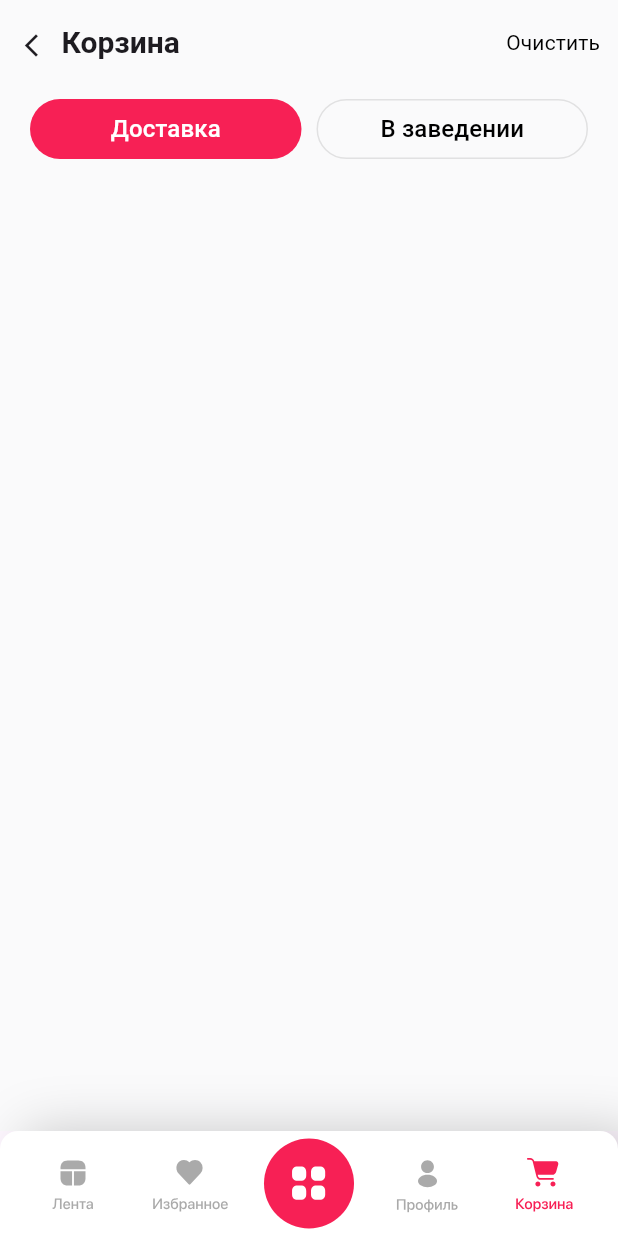
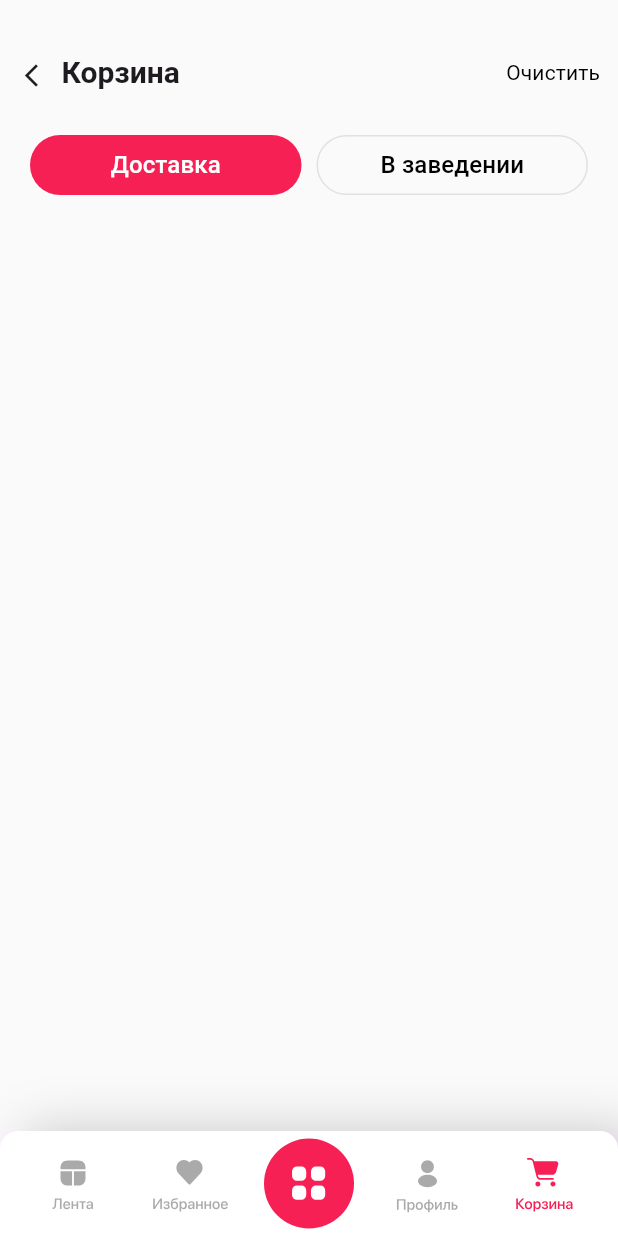
Before and after one commit to bakberdy/malina, a Flutter app: the FoodCartScreen screen opened by its route, on a phone screen of 412 x 824 dp. Run offline on Flutter 3.47's test engine with Material 3 defaults, Android fonts, the phone set to English and light mode, and no system bars; our stand-ins replace auto_route, bloc, bot_toast, equatable, flutter_bloc, flutter_svg and 1 more; missing offline and left inert: qr_code_scanner_plus.

```diff
--- a/lib/core/blocs/qr_bloc/qr_bloc.dart
+++ b/lib/core/blocs/qr_bloc/qr_bloc.dart
@@ -14,7 +14,7 @@ class QrBloc extends Bloc<QrEvent, QrState> {
         final product = ProductModel.fromJson(jsonDecode(event.qrData) as Map<String, dynamic>);
         emit(QrScanned(product: product));
       }catch(e){
-        emit(QrError('Возникли ошибки, или QR неверный ${e}'));
+        emit(QrError('Возникли ошибки, или QR неверный'));
       }
     });
     on<RefreshQR>((event, emit) {
--- a/lib/ui/screens/food_cart_screen.dart
+++ b/lib/ui/screens/food_cart_screen.dart
@@ -2,46 +2,22 @@ import 'package:auto_route/auto_route.dart';
 import 'package:flutter/material.dart';
 import 'package:flutter_bloc/flutter_bloc.dart';
 import 'package:malina/core/core.dart';
-import 'package:malina/core/models/product_model.dart';
 import 'package:malina/ui/widgets/cart_listview.dart';
 import 'package:malina/ui/widgets/custom_app_bar.dart';
 import 'package:malina/ui/widgets/select_food_status.dart';
 
 @RoutePage()
 class FoodCartScreen extends StatelessWidget {
-  FoodCartScreen({super.key});
-
-  final products = [
-    ProductModel(
-        category: 'Bellagio Coffee',
-        name: 'Том ям',
-        description: 'Пицца с соусом том ям 230 гр',
-        price: 250,
-        pictureUrl:
-            'https://th.bing.com/th/id/R.6025cd217f7bd62c40859c33e3a01c03?rik=IFaOVth3KQAn6A&riu=http%3a%2f%2fpngimg.com%2fuploads%2fpizza%2fpizza_PNG7151.png&ehk=3DdwUhkb8np6LcabfaOep%2fLzLk19VXmGTmaZbJcfSE0%3d&risl=&pid=ImgRaw&r=0', isFood: true),
-  ProductModel(
-        category: 'Bellagio Coffee',
-        name: 'Том ям 2',
-        description: 'Пицца с соусом том ям 230 гр',
-        price: 250, isFood: true,
-
-        pictureUrl:
-            'https://th.bing.com/th/id/R.6025cd217f7bd62c40859c33e3a01c03?rik=IFaOVth3KQAn6A&riu=http%3a%2f%2fpngimg.com%2fuploads%2fpizza%2fpizza_PNG7151.png&ehk=3DdwUhkb8np6LcabfaOep%2fLzLk19VXmGTmaZbJcfSE0%3d&risl=&pid=ImgRaw&r=0'),
-  ProductModel(
-        category: 'Bellagio Coffee',
-        name: 'Том ям 3',
-        description: 'Пицца с соусом том ям 230 гр',
-        price: 250, isFood: true,
-        pictureUrl:
-            'https://th.bing.com/th/id/R.6025cd217f7bd62c40859c33e3a01c03?rik=IFaOVth3KQAn6A&riu=http%3a%2f%2fpngimg.com%2fuploads%2fpizza%2fpizza_PNG7151.png&ehk=3DdwUhkb8np6LcabfaOep%2fLzLk19VXmGTmaZbJcfSE0%3d&risl=&pid=ImgRaw&r=0'),
-  ];
+  const FoodCartScreen({super.key});
 
   @override
   Widget build(BuildContext context) {
     return Scaffold(
         backgroundColor: AppColors.bgColor,
         appBar: CustomAppBar(
-          onClearTap: () {},
+          onClearTap: () {
+            context.read<CartBloc>().add(ClearFoodCart());
+          },
         ),
         body: SingleChildScrollView(
           child: Padding(
@@ -72,12 +48,10 @@ class FoodCartScreen extends StatelessWidget {
                   height: 15,
                 ),
                 BlocBuilder<CartBloc, CartBlocState>(
-
                   builder: (context, state) {
                     if (state is! CartBlocLoaded) return SizedBox();
                     Map<String, List<Map<ProductModel, int>>> foodCart =
                         state.foodCart;
-                print('Food screen'+foodCart.toString());
                     return ListView.builder(
                       physics: NeverScrollableScrollPhysics(),
                       shrinkWrap: true,
@@ -86,7 +60,6 @@ class FoodCartScreen extends StatelessWidget {
                         String category = foodCart.keys.elementAt(index);
                         List<Map<ProductModel, int>> products =
                             foodCart[category] ?? [];
-                                       print('key: ${category} ${products}');
                         return CartListView(
                           products: products,
                           isFoodCart: true,
@@ -96,7 +69,9 @@ class FoodCartScreen extends StatelessWidget {
                     );
                   },
                 ),
-                SizedBox(height: 50,),
+                SizedBox(
+                  height: 50,
+                ),
               ],
             ),
           ),
--- a/lib/ui/widgets/custom_app_bar.dart
+++ b/lib/ui/widgets/custom_app_bar.dart
@@ -12,7 +12,9 @@ final VoidCallback onClearTap;
   @override
   Widget build(BuildContext context) {
 
-    return AppBar(
+    return Padding(
+      padding: EdgeInsets.only(top: 20),
+      child: AppBar(
         leadingWidth: 25,
         elevation: 0,
         scrolledUnderElevation: 0,
@@ -24,12 +26,16 @@ final VoidCallback onClearTap;
               context.router.navigate(HomeRoute());
             }
           },
+          child: SizedBox(
+            height: 25,
+            width: 25,
             child: Padding(
               padding: const EdgeInsets.only(left: 12, top: 5),
               child: SizedBox(
                 child: Icon(
                   Icons.arrow_back_ios_new_sharp,
                   size: 18,
+                ),
               ),
             ),
           ),
@@ -49,9 +55,10 @@ final VoidCallback onClearTap;
           'Корзина',
           style: TextStyle(fontWeight: FontWeight.w700, fontSize: 20),
         ),
+      ),
     );
   }
 
   @override
-  Size get preferredSize => const Size.fromHeight(kToolbarHeight);
+  Size get preferredSize => const Size.fromHeight(80);
 }
--- a/lib/ui/widgets/custom_bottom_navigation_bar.dart
+++ b/lib/ui/widgets/custom_bottom_navigation_bar.dart
@@ -81,7 +81,6 @@ class CustomBottomNavigationBar extends StatelessWidget {
         index: 3,
       ),
       shape: RoundedRectangleBorder(
-        // Applies rounded corners to the whole menu
         borderRadius: BorderRadius.circular(50),
       ),
       itemBuilder: (context) {
@@ -89,7 +88,7 @@ class CustomBottomNavigationBar extends StatelessWidget {
           PopupMenuItem(
             value: 3,
             child: SizedBox(
-              width: 60, // Sets the width of the menu item
+              width: 60,
               child: _buildNavItem(foodItemIcon,
                   index: 3, disabled: false, isTransparent: true),
             ),
--- a/lib/ui/widgets/select_food_status.dart
+++ b/lib/ui/widgets/select_food_status.dart
@@ -1,6 +1,4 @@
-
 import 'package:flutter/material.dart';
-
 import '../../core/core.dart';
 
 class SelectFoodStatusButton extends StatelessWidget {
--- a/pubspec.yaml
+++ b/pubspec.yaml
@@ -19,6 +19,7 @@ dependencies:
   qr_code_scanner_plus: ^2.0.9+1
   equatable: ^2.0.7
   bot_toast: ^4.1.3
+  rflutter_alert: ^2.0.7
 
 
 dev_dependencies:
```
Also changed, not shown: lib/ui/screens/home_screen.dart (+7 -2 lines), lib/ui/screens/product_cart_screen.dart (+3 -8 lines), lib/ui/widgets/cart_listview.dart (+63 -12 lines), pubspec.lock. Lines whose indentation alone changed are shown as unchanged.
